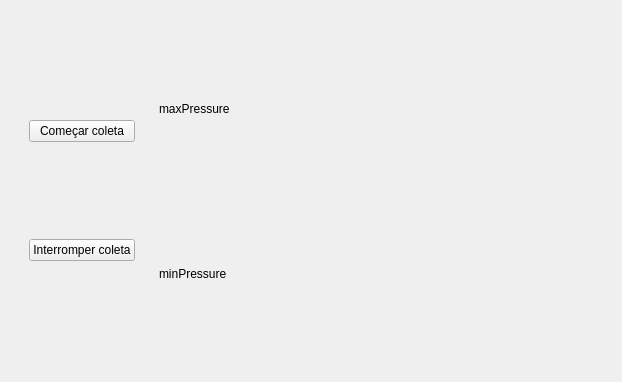
Qt form ui/ui_files/user_stats.ui (JPCassimiro/JHMR) before a commit.
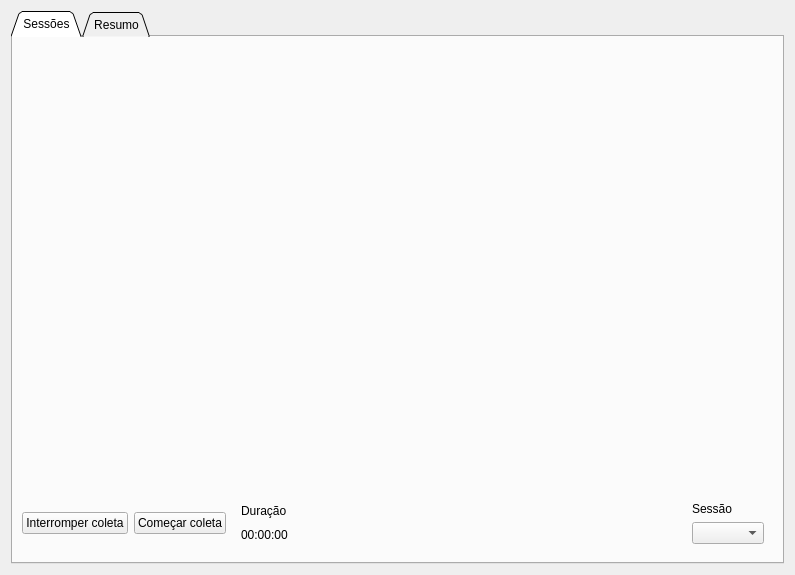
The same form after that commit.

Commit message: finished user stats, various minor adjustments

What changed in the file:
```diff
--- a/ui/ui_files/user_stats.ui
+++ b/ui/ui_files/user_stats.ui
@@ -6,8 +6,8 @@
    <rect>
     <x>0</x>
     <y>0</y>
-    <width>622</width>
-    <height>382</height>
+    <width>795</width>
+    <height>575</height>
    </rect>
   </property>
   <property name="windowTitle">
@@ -16,45 +16,208 @@
   <layout class="QGridLayout" name="gridLayout">
    <item row="0" column="0">
     <widget class="QWidget" name="useStatisticsWidgetContianer" native="true">
-     <layout class="QGridLayout" name="gridLayout_2" columnstretch="0,1" columnminimumwidth="0,0">
-      <item row="0" column="0">
-       <widget class="QWidget" name="buttonsContainer" native="true">
-        <layout class="QVBoxLayout" name="verticalLayout">
-         <item>
-          <widget class="QPushButton" name="startListening">
-           <property name="text">
-            <string>Começar coleta</string>
-           </property>
-          </widget>
-         </item>
-         <item>
-          <widget class="QPushButton" name="stopListening">
-           <property name="text">
-            <string>Interromper coleta</string>
-           </property>
-          </widget>
-         </item>
-        </layout>
-       </widget>
-      </item>
-      <item row="0" column="1">
-       <widget class="QWidget" name="statsViewContainer" native="true">
-        <layout class="QGridLayout" name="gridLayout_3">
-         <item row="1" column="0">
-          <widget class="QLabel" name="maxPressure">
-           <property name="text">
-            <string>maxPressure</string>
-           </property>
-          </widget>
-         </item>
-         <item row="2" column="0">
-          <widget class="QLabel" name="minPressure">
-           <property name="text">
-            <string>minPressure</string>
-           </property>
-          </widget>
-         </item>
-        </layout>
+     <layout class="QGridLayout" name="gridLayout_2" rowstretch="1" columnstretch="0,0">
+      <property name="leftMargin">
+       <number>0</number>
+      </property>
+      <property name="topMargin">
+       <number>0</number>
+      </property>
+      <property name="rightMargin">
+       <number>0</number>
+      </property>
+      <property name="bottomMargin">
+       <number>0</number>
+      </property>
+      <property name="spacing">
+       <number>0</number>
+      </property>
+      <item row="0" column="0" colspan="2">
+       <widget class="QTabWidget" name="statsTabWidget">
+        <property name="tabShape">
+         <enum>QTabWidget::TabShape::Triangular</enum>
+        </property>
+        <property name="currentIndex">
+         <number>0</number>
+        </property>
+        <widget class="QWidget" name="sessionTab">
+         <attribute name="title">
+          <string>Sessões</string>
+         </attribute>
+         <layout class="QGridLayout" name="gridLayout_3" rowstretch="1,0">
+          <property name="leftMargin">
+           <number>0</number>
+          </property>
+          <property name="topMargin">
+           <number>0</number>
+          </property>
+          <property name="rightMargin">
+           <number>0</number>
+          </property>
+          <property name="bottomMargin">
+           <number>0</number>
+          </property>
+          <property name="spacing">
+           <number>0</number>
+          </property>
+          <item row="0" column="0">
+           <widget class="QWidget" name="sessionChartContainer" native="true">
+            <layout class="QGridLayout" name="gridLayout_6"/>
+           </widget>
+          </item>
+          <item row="1" column="0">
+           <widget class="QWidget" name="buttonsContainer" native="true">
+            <layout class="QHBoxLayout" name="horizontalLayout">
+             <item>
+              <widget class="QPushButton" name="stopListening">
+               <property name="text">
+                <string>Interromper coleta</string>
+               </property>
+              </widget>
+             </item>
+             <item>
+              <widget class="QPushButton" name="startListening">
+               <property name="text">
+                <string>Começar coleta</string>
+               </property>
+              </widget>
+             </item>
+             <item>
+              <widget class="QWidget" name="timelapseContainer" native="true">
+               <layout class="QGridLayout" name="gridLayout_4">
+                <item row="1" column="0">
+                 <widget class="QLabel" name="timelapseLabel">
+                  <property name="text">
+                   <string>00:00:00</string>
+                  </property>
+                 </widget>
+                </item>
+                <item row="0" column="0">
+                 <widget class="QLabel" name="timelapseDescriptionLabel">
+                  <property name="text">
+                   <string>Duração</string>
+                  </property>
+                 </widget>
+                </item>
+               </layout>
+              </widget>
+             </item>
+             <item>
+              <spacer name="horizontalSpacer">
+               <property name="orientation">
+                <enum>Qt::Orientation::Horizontal</enum>
+               </property>
+               <property name="sizeHint" stdset="0">
+                <size>
+                 <width>40</width>
+                 <height>20</height>
+                </size>
+               </property>
+              </spacer>
+             </item>
+             <item>
+              <widget class="QWidget" name="sessionSelectorContainer" native="true">
+               <layout class="QGridLayout" name="gridLayout_5">
+                <item row="1" column="0">
+                 <widget class="QComboBox" name="sessionComboBox"/>
+                </item>
+                <item row="0" column="0">
+                 <widget class="QLabel" name="sessionSelectorLabel">
+                  <property name="text">
+                   <string>Sessão</string>
+                  </property>
+                 </widget>
+                </item>
+               </layout>
+              </widget>
+             </item>
+            </layout>
+           </widget>
+          </item>
+         </layout>
+        </widget>
+        <widget class="QWidget" name="summaryTab">
+         <attribute name="title">
+          <string>Resumo</string>
+         </attribute>
+         <layout class="QGridLayout" name="gridLayout_7">
+          <property name="leftMargin">
+           <number>0</number>
+          </property>
+          <property name="topMargin">
+           <number>0</number>
+          </property>
+          <property name="rightMargin">
+           <number>0</number>
+          </property>
+          <property name="bottomMargin">
+           <number>0</number>
+          </property>
+          <property name="spacing">
+           <number>0</number>
+          </property>
+          <item row="0" column="0">
+           <widget class="QWidget" name="summaryStatsContainer" native="true">
+            <layout class="QGridLayout" name="gridLayout_8" rowstretch="1,0">
+             <property name="leftMargin">
+              <number>0</number>
+             </property>
+             <property name="topMargin">
+              <number>0</number>
+             </property>
+             <property name="rightMargin">
+              <number>0</number>
+             </property>
+             <property name="bottomMargin">
+              <number>0</number>
+             </property>
+             <property name="spacing">
+              <number>0</number>
+             </property>
+             <item row="0" column="0">
+              <widget class="QWidget" name="summaryChartContainer" native="true">
+               <layout class="QGridLayout" name="gridLayout_10"/>
+              </widget>
+             </item>
+             <item row="1" column="0">
+              <widget class="QWidget" name="sessionDurationContainer" native="true">
+               <layout class="QHBoxLayout" name="horizontalLayout_2">
+                <item>
+                 <widget class="QLabel" name="sessionTimeLabel">
+                  <property name="text">
+                   <string>Tempo médio de sesões</string>
+                  </property>
+                 </widget>
+                </item>
+                <item>
+                 <widget class="QLabel" name="avgSessionTime">
+                  <property name="text">
+                   <string>TextLabel</string>
+                  </property>
+                 </widget>
+                </item>
+                <item>
+                 <widget class="QLabel" name="countSessionLabel">
+                  <property name="text">
+                   <string>Total de seções</string>
+                  </property>
+                 </widget>
+                </item>
+                <item>
+                 <widget class="QLabel" name="countSession">
+                  <property name="text">
+                   <string>TextLabel</string>
+                  </property>
+                 </widget>
+                </item>
+               </layout>
+              </widget>
+             </item>
+            </layout>
+           </widget>
+          </item>
+         </layout>
+        </widget>
        </widget>
       </item>
      </layout>
```
The commit also changes 36 other files.
